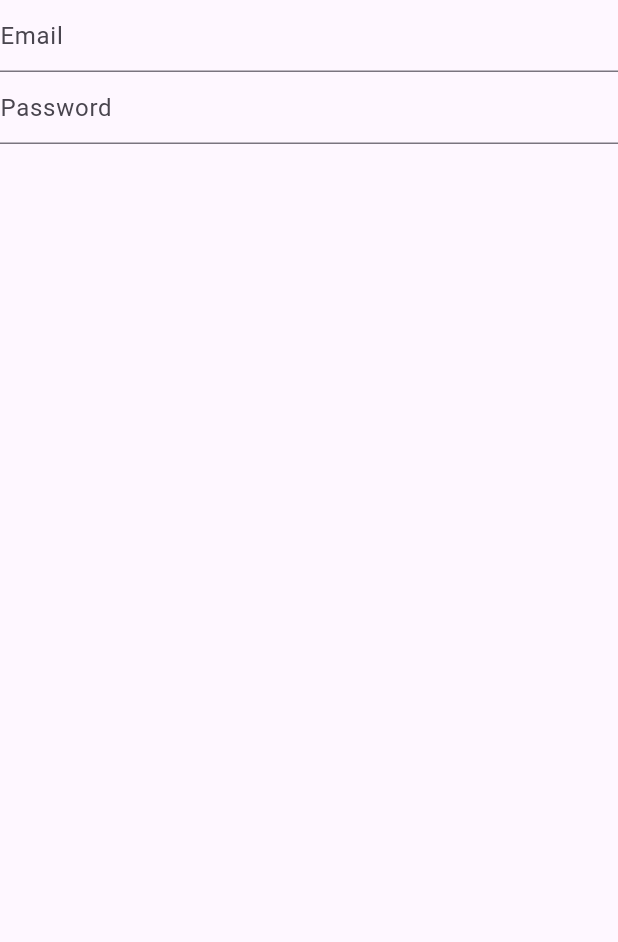
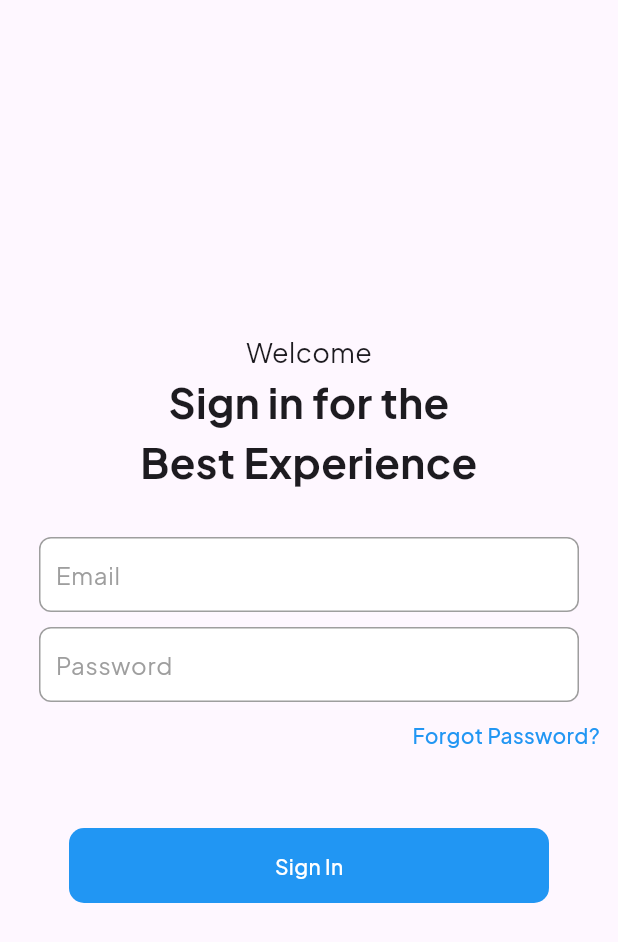
Before and after one commit to ShubhaMahobia/VH_Frontend, a Flutter app: the screen it shows after launch, on a phone screen of 412 x 824 dp. Shown: the top 942 px of the screen. Run offline on Flutter 3.47's test engine with Material 3 defaults, Android fonts, the phone set to English and light mode, and no system bars; our stand-ins replace firebase_core, google_fonts; accounts and stored records are empty.

Commit message:
temp commit 1

```diff
--- a/lib/authentication/sign_up_patient_screen.dart
+++ b/lib/authentication/sign_up_patient_screen.dart
@@ -1,25 +1,113 @@
 import 'package:flutter/material.dart';
+import 'package:google_fonts/google_fonts.dart';
 
 class SignUpScreenPatient extends StatelessWidget {
   const SignUpScreenPatient({super.key});
 
   @override
   Widget build(BuildContext context) {
-    return const SafeArea(
+    return SafeArea(
       child: Scaffold(
-        body: Column(
+        body: SizedBox(
+          width: MediaQuery.of(context).size.width,
+          child: Column(
+            mainAxisAlignment: MainAxisAlignment.center,
+            crossAxisAlignment: CrossAxisAlignment.center,
             children: [
-            TextField(
-              decoration: InputDecoration(
-                hintText: 'Email',
+              Text(
+                'Welcome',
+                style: GoogleFonts.plusJakartaSans(
+                    fontSize: 18, fontWeight: FontWeight.normal),
+              ),
+              SizedBox(
+                width: MediaQuery.of(context).size.width * 0.6,
+                child: Text(
+                  'Sign in for the Best Experience',
+                  textAlign: TextAlign.center,
+                  style: GoogleFonts.plusJakartaSans(
+                      fontSize: 28, fontWeight: FontWeight.bold),
                 ),
               ),
-            TextField(
+              const SizedBox(
+                height: 30,
+              ),
+              Container(
+                width: 360,
+                height: 50,
+                decoration: BoxDecoration(
+                  color: Colors.white,
+                  borderRadius: BorderRadius.circular(8),
+                  border: Border.all(color: Colors.grey),
+                ),
+                child: TextField(
+                  style: GoogleFonts.plusJakartaSans(
+                      color: Colors.black, fontWeight: FontWeight.w400),
                   decoration: InputDecoration(
+                    contentPadding: const EdgeInsets.all(10),
+                    border: InputBorder.none,
+                    hintText: 'Email',
+                    hintStyle: GoogleFonts.plusJakartaSans(
+                        color: Colors.grey, fontWeight: FontWeight.w400),
+                  ),
+                ),
+              ),
+              const SizedBox(
+                height: 10,
+              ),
+              Container(
+                width: 360,
+                height: 50,
+                decoration: BoxDecoration(
+                  color: Colors.white,
+                  borderRadius: BorderRadius.circular(8),
+                  border: Border.all(color: Colors.grey),
+                ),
+                child: TextField(
+                  style: GoogleFonts.plusJakartaSans(
+                      color: Colors.black, fontWeight: FontWeight.w400),
+                  obscureText: true,
+                  decoration: InputDecoration(
+                    contentPadding: const EdgeInsets.all(10),
+                    border: InputBorder.none,
                     hintText: 'Password',
+                    hintStyle: GoogleFonts.plusJakartaSans(
+                        color: Colors.grey, fontWeight: FontWeight.w400),
+                  ),
+                ),
+              ),
+              Row(
+                mainAxisAlignment: MainAxisAlignment.end,
+                children: [
+                  Padding(
+                    padding: const EdgeInsets.all(12.0),
+                    child: Text(
+                      'Forgot Password?',
+                      style: GoogleFonts.plusJakartaSans(
+                          color: Colors.blue, fontWeight: FontWeight.w500),
                     ),
                   ),
                 ],
+              ),
+              const SizedBox(
+                height: 40,
+              ),
+              Container(
+                height: 50,
+                width: 320,
+                decoration: BoxDecoration(
+                  color: Colors.blue,
+                  borderRadius: BorderRadius.circular(10),
+                ),
+                child: Center(
+                  child: Text(
+                    'Sign In',
+                    style: GoogleFonts.plusJakartaSans(
+                        color: Colors.white, fontWeight: FontWeight.w500),
+                  ),
+                ),
+              )
+            ],
+          ),
         ),
       ),
     );
--- a/pubspec.yaml
+++ b/pubspec.yaml
@@ -37,6 +37,8 @@ dependencies:
   cupertino_icons: ^1.0.6
   firebase_core: ^2.26.0
   firebase_auth: ^4.17.7
+  flutter_localization: ^0.2.0
+  google_fonts: ^6.2.0
 
 
 dev_dependencies:
```
Also changed, not shown: pubspec.lock, 6 other files. Lines whose indentation alone changed are shown as unchanged.
